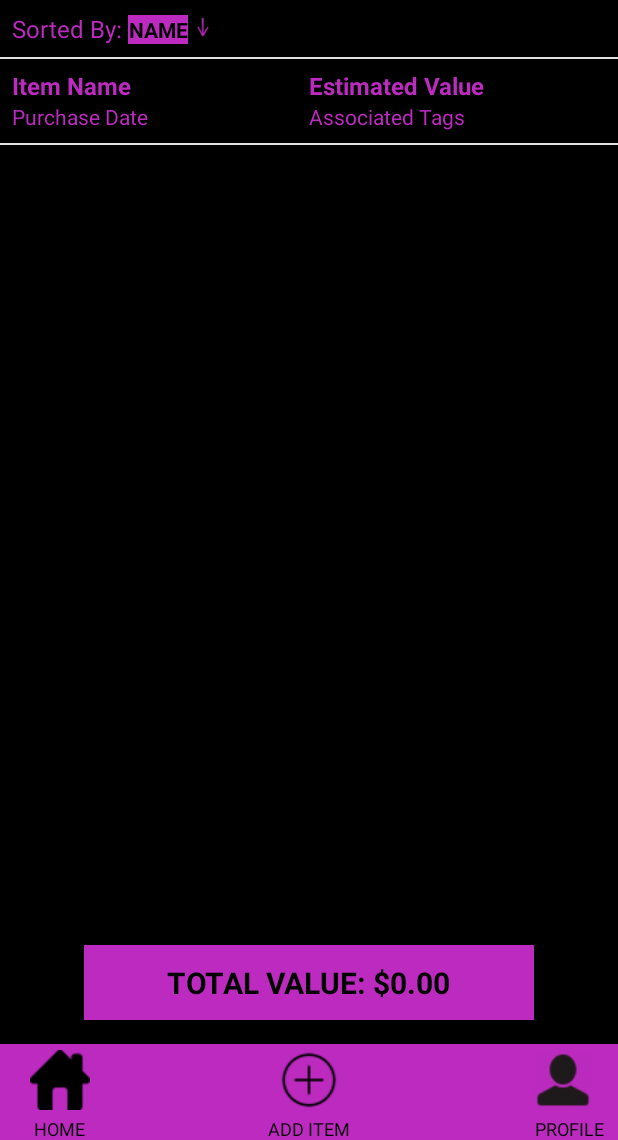
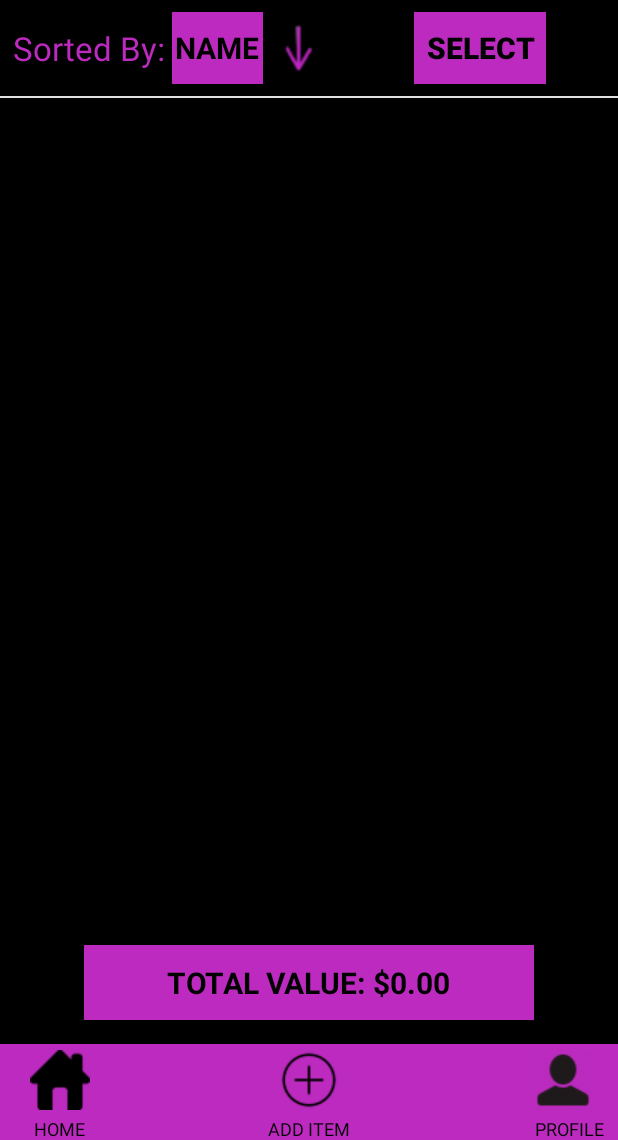
Before and after one commit to CMPUT301F23T27/OneStopShop, an Android app: the screen it shows after launch (InventoryActivity), on a phone screen of 412 x 824 dp, the part 96-1236 px from its top. Run offline under Robolectric (Android 15) with nearby library versions, the phone set to English and light mode, and no system bars; our stand-ins replace Firebase (no records; nobody signed in at launch, a user with empty details on screens opened directly).

Commit message:
Update activity_inventory.xml
-Removed sample item from landing page
- added select button

```diff
--- a/app/src/main/res/layout/activity_inventory.xml
+++ b/app/src/main/res/layout/activity_inventory.xml
@@ -21,7 +21,7 @@
             android:layout_height="?attr/actionBarSize"
             android:background="#BD2AC0">
 
-            <!-- Left Button -->
+            <!-- Left Button (Sort) -->
             <ImageButton
                 android:id="@+id/sort_button"
                 android:layout_width="48dp"
@@ -41,7 +41,7 @@
                 android:textStyle="bold"
                 android:textColor="@color/black" />
 
-            <!-- Right Button -->
+            <!-- Right Button (Search) -->
             <ImageButton
                 android:id="@+id/search_button"
                 android:layout_width="48dp"
@@ -56,44 +56,73 @@
     </com.google.android.material.appbar.AppBarLayout>
 
     <!-- Sorted by block -->
-    <LinearLayout
+    <RelativeLayout
         android:id="@+id/sort_block"
         android:layout_width="match_parent"
+        android:background="@color/black"
         app:layout_constraintTop_toBottomOf="@id/appBarLayoutTop"
         android:layout_height="wrap_content"
         android:orientation="horizontal"
-        android:padding="8dp">
+        android:padding="8dp"
+        android:paddingEnd="48dp">
+
+        <LinearLayout
+            android:layout_centerVertical="true"
+            android:layout_width="wrap_content"
+            android:layout_height="wrap_content"
+            android:orientation="horizontal">
 
             <!-- Sorted by -->
+
+            <!-- Sort -->
+
             <TextView
                 android:id="@+id/sorted_by"
                 android:layout_width="wrap_content"
                 android:layout_height="wrap_content"
+                android:layout_alignParentStart="true"
+                android:gravity="center"
+                android:layout_gravity="center_vertical"
                 android:text="Sorted By: "
                 android:textColor="#BD2AC0"
-            android:textSize="16sp" />
+                android:textSize="22sp" />
 
-        <!-- Sort -->
             <TextView
                 android:id="@+id/sort"
+                android:padding="2dp"
                 android:layout_width="wrap_content"
-            android:layout_height="wrap_content"
+                android:layout_height="48dp"
                 android:background="#BD2AC0"
+                android:layout_gravity="center"
                 android:gravity="center"
                 android:text="NAME"
+                android:textSize="20sp"
                 android:textColor="@color/black"
                 android:textStyle="bold" />
 
             <!-- Change Sort -->
             <ImageView
                 android:id="@+id/switch_sort"
-            android:layout_width="20dp"
-            android:layout_height="20dp"
+                android:layout_width="48dp"
+                android:layout_height="48dp"
                 android:background="@color/black"
+                android:layout_gravity="center_vertical"
                 android:contentDescription="Click to switch the sorting of items"
-            android:outlineAmbientShadowColor="#BD2AC0"
                 android:src="@drawable/rsz_arrow" />
         </LinearLayout>
+
+        <androidx.appcompat.widget.AppCompatButton
+            android:id="@+id/select_button"
+            android:layout_width="wrap_content"
+            android:layout_height="48dp"
+            android:layout_alignParentEnd="true"
+            android:background="#BD2AC0"
+            android:text="Select"
+            android:textColor="@color/black"
+            android:textSize="20sp"
+            android:textStyle="bold" />
+
+    </RelativeLayout>
 
     <!-- Line Separator  -->
     <View
@@ -102,80 +131,13 @@
         android:background="#E0E0E0"
         app:layout_constraintTop_toBottomOf="@id/sort_block"/>
 
-    <!-- Sample Item -->
-    <LinearLayout
-        android:id="@+id/sampleLayout"
-        android:layout_width="match_parent"
-        android:layout_height="wrap_content"
-        app:layout_constraintTop_toBottomOf="@id/sort_block"
-        android:orientation="horizontal"
-        android:padding="8dp">
-
-        <!-- Left column -->
-        <LinearLayout
-            android:layout_width="0dp"
-            android:layout_height="match_parent"
-            android:layout_weight="1"
-            android:orientation="vertical">
-
-            <!-- Item name -->
-            <TextView
-                android:layout_width="match_parent"
-                android:layout_height="wrap_content"
-                android:text="Item Name"
-                android:textStyle="bold"
-                android:textColor="#BD2AC0"
-                android:textSize="16sp" />
-
-                <!-- Purchase date -->
-            <TextView
-                android:id="@+id/purchaseDate"
-                android:layout_width="match_parent"
-                android:layout_height="wrap_content"
-                android:textColor="#BD2AC0"
-                android:text="Purchase Date" />
-        </LinearLayout>
-
-        <!-- Right column -->
-        <LinearLayout
-            android:layout_width="0dp"
-            android:layout_height="match_parent"
-            android:layout_weight="1"
-            android:orientation="vertical">
-
-            <!-- Estimated value -->
-            <TextView
-                android:id="@+id/estimatedValue"
-                android:layout_width="match_parent"
-                android:layout_height="wrap_content"
-                android:text="Estimated Value"
-                android:textColor="#BD2AC0"
-                android:textStyle="bold"
-                android:textSize="16sp" />
-
-            <!-- Associated tag -->
-            <TextView
-                android:id="@+id/tags"
-                android:layout_width="match_parent"
-                android:layout_height="wrap_content"
-                android:text="Associated Tags"
-                android:textColor="#BD2AC0"/>
-        </LinearLayout>
-    </LinearLayout>
-
-    <!-- Line Separator  -->
-    <View
-        android:layout_width="match_parent"
-        android:layout_height="1dp"
-        android:background="#E0E0E0"
-        app:layout_constraintTop_toBottomOf="@id/sampleLayout"/>
 
     <!-- List of Items -->
     <androidx.recyclerview.widget.RecyclerView
         android:id="@+id/item_list"
         android:layout_width="match_parent"
         android:layout_height="0dp"
-        app:layout_constraintTop_toBottomOf="@id/sampleLayout"
+        app:layout_constraintTop_toBottomOf="@id/sort_block"
         app:layout_constraintStart_toStartOf="parent"
         app:layout_constraintEnd_toEndOf="parent"
         app:layout_constraintBottom_toTopOf="@id/total_value_layout">
@@ -209,7 +171,7 @@
         <TextView
             android:id="@+id/total_estimated_value"
             android:textStyle="bold"
-            android:textSize="20dp"
+            android:textSize="20sp"
             android:layout_width="wrap_content"
             android:layout_height="wrap_content"
             android:textColor="@color/black"
@@ -238,7 +200,7 @@
                 android:layout_height="wrap_content"
                 android:orientation="vertical">
 
-                <!-- Left Button -->
+                <!-- Left Button (Home) -->
                 <ImageButton
                     android:id="@+id/home_button"
                     android:layout_width="48dp"
@@ -264,7 +226,7 @@
                 android:layout_gravity="center"
                 android:orientation="vertical">
 
-                <!-- Middle Button -->
+                <!-- Middle Button (Add) -->
                 <ImageButton
                     android:id="@+id/add_button"
                     android:layout_width="48dp"
@@ -292,7 +254,7 @@
                 android:paddingEnd="8dp"
                 android:orientation="vertical">
 
-                <!-- Right Button -->
+                <!-- Right Button (Profile) -->
                 <ImageButton
                     android:id="@+id/profile_button"
                     android:layout_width="48dp"
@@ -316,5 +278,4 @@
     </com.google.android.material.appbar.AppBarLayout>
 
 
-
 </androidx.constraintlayout.widget.ConstraintLayout>
```
Lines whose indentation alone changed are shown as unchanged.
